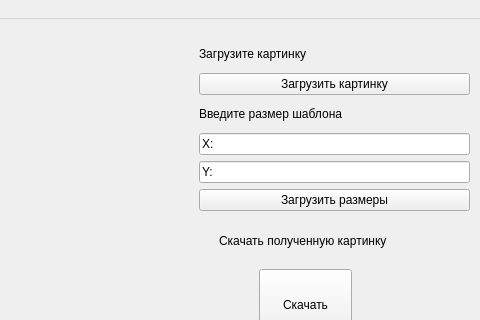
The window that untitled.ui (zarterdud/ingeners_future) describes before a commit, drawn with Qt 5; both pictures show x 361 to 841 and y 0 to 320 of the 841 by 410 pixel window.
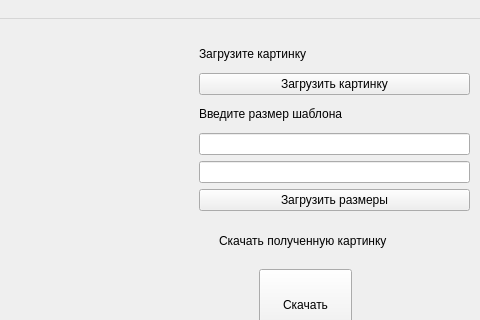
The same window after the commit.

The edit to the form file:
```diff
--- a/untitled.ui
+++ b/untitled.ui
@@ -94,7 +94,7 @@
      <string>Скачать полученную картинку</string>
     </property>
    </widget>
-   <widget class="QWidget" name="">
+   <widget class="QWidget" name="layoutWidget">
     <property name="geometry">
      <rect>
       <x>560</x>
@@ -130,14 +130,14 @@
        <item>
         <widget class="QLineEdit" name="len_template_X">
          <property name="text">
-          <string>X:</string>
+          <string/>
          </property>
         </widget>
        </item>
        <item>
         <widget class="QLineEdit" name="len_template_Y">
          <property name="text">
-          <string>Y:</string>
+          <string/>
          </property>
         </widget>
        </item>
```
